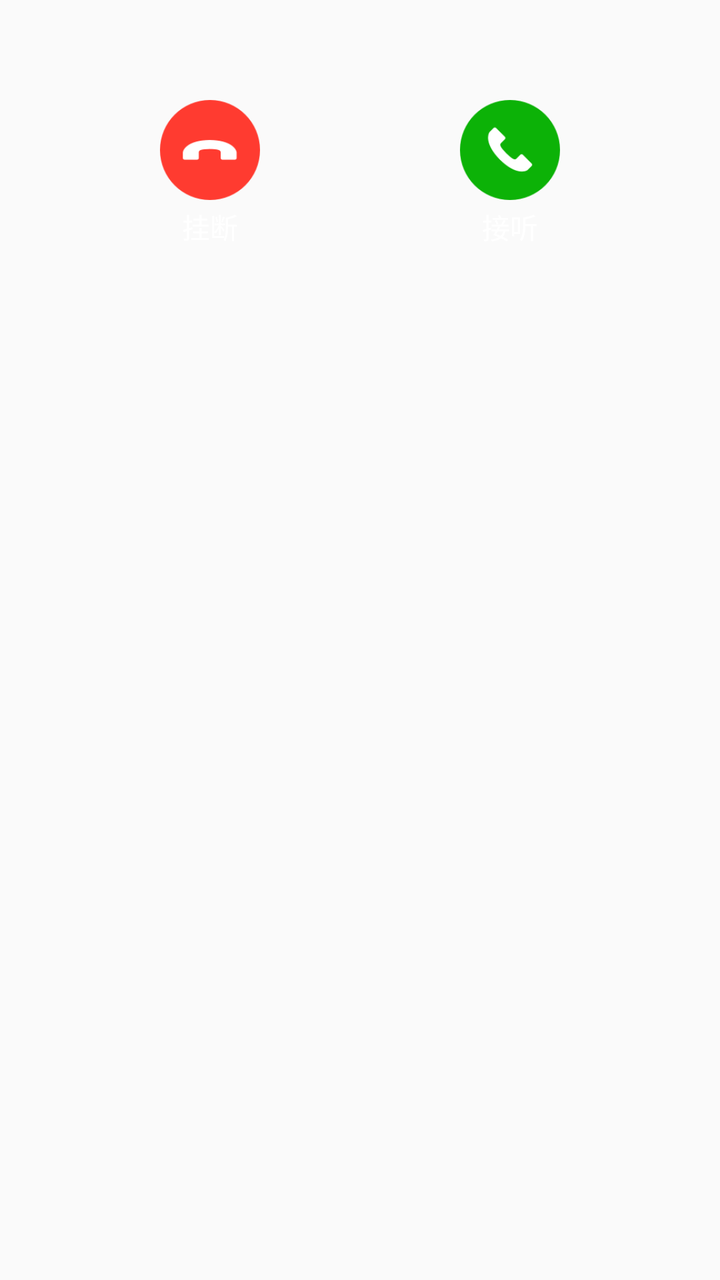
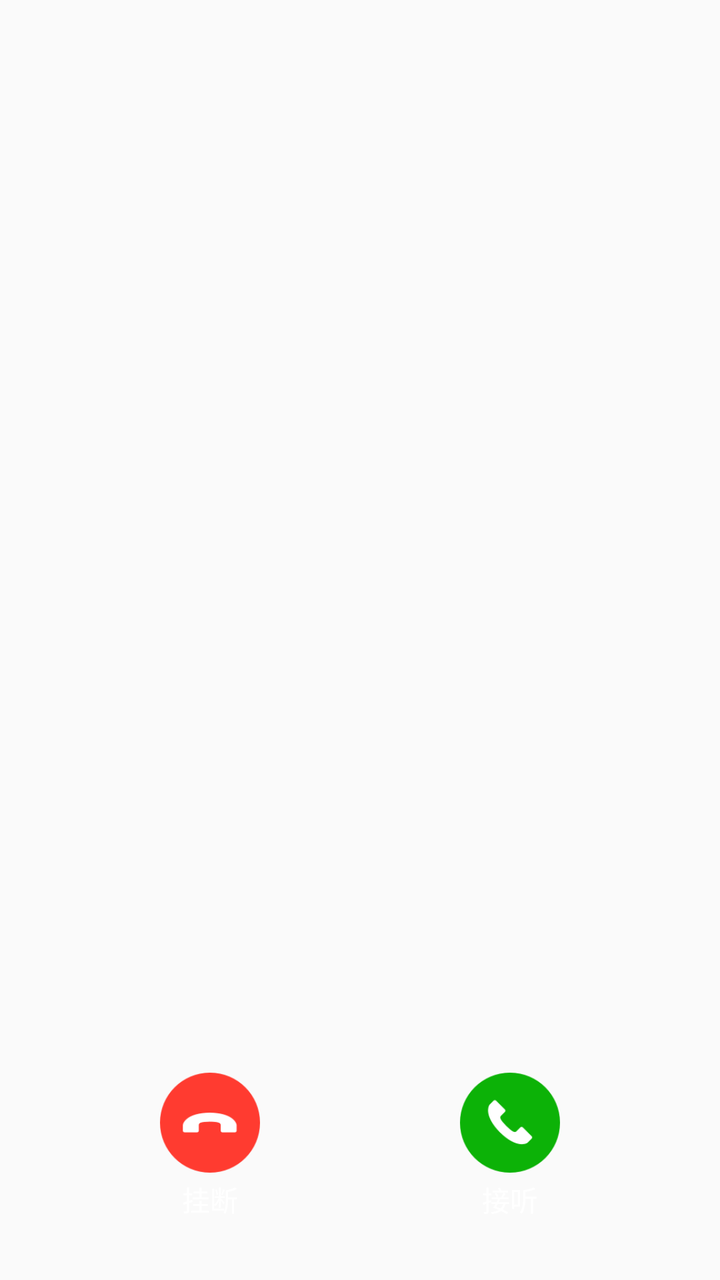

Compare the two renders of this Android layout. The source of the first and the diff that turns it into the second are given below.
<!-- AndroidManifest.xml: application theme ActivityAnimation -->
<!-- res/layout/view_single_recipient_call_video.xml -->
<?xml version="1.0" encoding="utf-8"?>
<LinearLayout xmlns:android="http://schemas.android.com/apk/res/android"
    android:layout_width="match_parent"
    android:layout_height="wrap_content"
    android:layout_gravity="bottom"
    android:padding="@dimen/dimen_30"
    android:orientation="vertical">

    <LinearLayout
        android:layout_width="match_parent"
        android:layout_height="wrap_content"
        android:gravity="right"
        android:orientation="horizontal"
        android:visibility="gone"
        android:weightSum="2">

        <LinearLayout
            android:layout_width="@dimen/dimen_0"
            android:layout_height="wrap_content"
            android:layout_weight="1"
            android:gravity="center"
            android:orientation="vertical">

            <ImageView
                android:layout_width="@dimen/dimen_50"
                android:layout_height="@dimen/dimen_50"
                android:onClick="onSwitchAudio"
                android:scaleType="fitCenter"
                android:src="@drawable/icon_call_switch_audio" />

            <TextView
                android:layout_width="match_parent"
                android:layout_height="wrap_content"
                android:layout_marginTop="@dimen/dimen_3"
                android:gravity="center"
                android:text="@string/call_switch_audio"
                android:textColor="@color/color_white" />
        </LinearLayout>

    </LinearLayout>

    <LinearLayout
        android:layout_width="match_parent"
        android:layout_height="match_parent"
        android:layout_marginTop="@dimen/dimen_20"
        android:orientation="horizontal">

        <LinearLayout
            android:layout_width="@dimen/dimen_0"
            android:layout_height="wrap_content"
            android:layout_weight="1"
            android:gravity="center"
            android:orientation="vertical">

            <ImageView
                android:layout_width="@dimen/dimen_50"
                android:layout_height="@dimen/dimen_50"
                android:onClick="onCallHangup"
                android:scaleType="fitCenter"
                android:src="@drawable/icon_call_hangup" />

            <TextView
                android:layout_width="match_parent"
                android:layout_height="wrap_content"
                android:layout_marginTop="@dimen/dimen_3"
                android:gravity="center"
                android:text="@string/call_hangup"
                android:textColor="@color/color_white" />
        </LinearLayout>

        <LinearLayout
            android:layout_width="@dimen/dimen_0"
            android:layout_height="wrap_content"
            android:layout_weight="1"
            android:gravity="center"
            android:orientation="vertical">

            <ImageView
                android:layout_width="@dimen/dimen_50"
                android:layout_height="@dimen/dimen_50"
                android:onClick="onCallAnswer"
                android:scaleType="fitCenter"
                android:src="@drawable/icon_call_answer" />

            <TextView
                android:layout_width="fill_parent"
                android:layout_height="wrap_content"
                android:layout_marginTop="3dp"
                android:gravity="center"
                android:text="@string/call_answer"
                android:textColor="@color/color_white" />
        </LinearLayout>

    </LinearLayout>
</LinearLayout>
<!-- resources referenced by this layout -->
<resources>
  <color name="color_white">#FFFFFF</color>
  <dimen name="dimen_0">0dp</dimen>
  <dimen name="dimen_20">20dp</dimen>
  <dimen name="dimen_3">3dp</dimen>
  <dimen name="dimen_30">30dp</dimen>
  <dimen name="dimen_50">50dp</dimen>
  <!-- drawable icon_call_answer: png bitmap (drawable-xxhdpi, 1392 bytes) -->
  <!-- drawable icon_call_hangup: png bitmap (drawable-xxhdpi, 1211 bytes) -->
  <!-- drawable icon_call_switch_audio: png bitmap (drawable-xxhdpi, 1720 bytes) -->
  <string name="call_answer">接听</string>
  <string name="call_hangup">挂断</string>
  <string name="call_switch_audio">切到语音通话</string>
  <style name="ActivityAnimation" parent="@style/AppTheme">
          <item name="android:windowAnimationStyle">@style/activity_animation</item>
          <item name="windowActionBar">false</item>
          <item name="windowNoTitle">true</item>
      </style>
  <style name="AppTheme" parent="Theme.AppCompat.Light">
          
      </style>
  <style name="activity_animation">
          <item name="android:activityOpenEnterAnimation">@anim/out_left_in</item>
          <item name="android:activityOpenExitAnimation">@anim/out_left_out</item>
          <item name="android:activityCloseEnterAnimation">@anim/activity_close_enter</item>
          <item name="android:activityCloseExitAnimation">@anim/activity_close_exit</item>
          <item name="android:taskOpenEnterAnimation">@null</item>
          <item name="android:taskOpenExitAnimation">@null</item>
          <item name="android:taskCloseEnterAnimation">@null</item>
          <item name="android:taskCloseExitAnimation">@null</item>
          <item name="android:taskToFrontEnterAnimation">@null</item>
          <item name="android:taskToFrontExitAnimation">@null</item>
          <item name="android:taskToBackEnterAnimation">@null</item>
          <item name="android:taskToBackExitAnimation">@null</item>
      </style>
</resources>

<!-- the commit's change to res/layout/view_single_recipient_call_video.xml (unified diff, before → after) -->
@@ -1,5 +1,21 @@
 <?xml version="1.0" encoding="utf-8"?>
-<LinearLayout xmlns:android="http://schemas.android.com/apk/res/android"
+<FrameLayout xmlns:android="http://schemas.android.com/apk/res/android"
+    android:layout_width="match_parent"
+    android:layout_height="match_parent">
+    <FrameLayout
+        android:id="@+id/video_view_container_large"
+        android:layout_width="match_parent"
+        android:layout_height="match_parent"
+        />
+
+    <FrameLayout
+        android:id="@+id/video_view_container_small"
+        android:layout_width="120dp"
+        android:layout_height="212dp"
+        android:layout_gravity="right"
+        android:visibility="gone" />
+
+<LinearLayout
     android:layout_width="match_parent"
     android:layout_height="wrap_content"
     android:layout_gravity="bottom"
@@ -93,3 +109,5 @@
 
     </LinearLayout>
 </LinearLayout>
+
+</FrameLayout>
